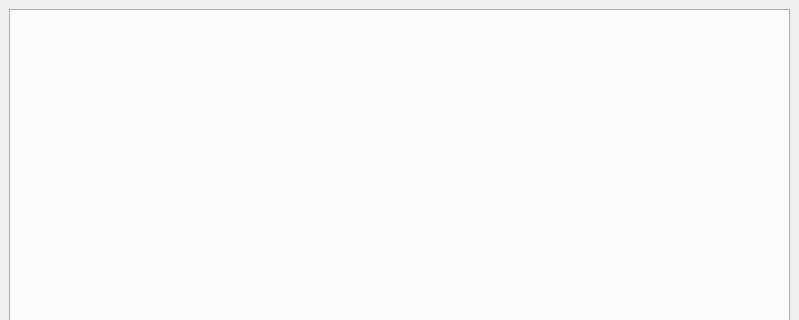
This is Lab14/GUI/mainWindow.ui in eugen1701/UBB-Y1-S2-OOP as Qt 5 draws it before an edit; both pictures show x 0 to 799 and y 0 to 320 of the 799 by 653 pixel window. The edited form follows.
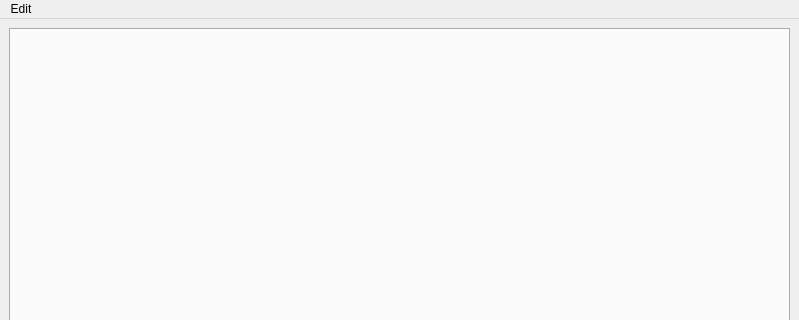
This is the edited form.

```diff
--- a/Lab14/GUI/mainWindow.ui
+++ b/Lab14/GUI/mainWindow.ui
@@ -36,6 +36,14 @@
      <height>25</height>
     </rect>
    </property>
+   <widget class="QMenu" name="menuEdit">
+    <property name="title">
+     <string>Edit</string>
+    </property>
+    <addaction name="actionUndo"/>
+    <addaction name="actionRedo"/>
+   </widget>
+   <addaction name="menuEdit"/>
   </widget>
   <widget class="QStatusBar" name="statusbar"/>
  </widget>
```
Left out of the diff: 10 changed lines with no effect on the pictures.
